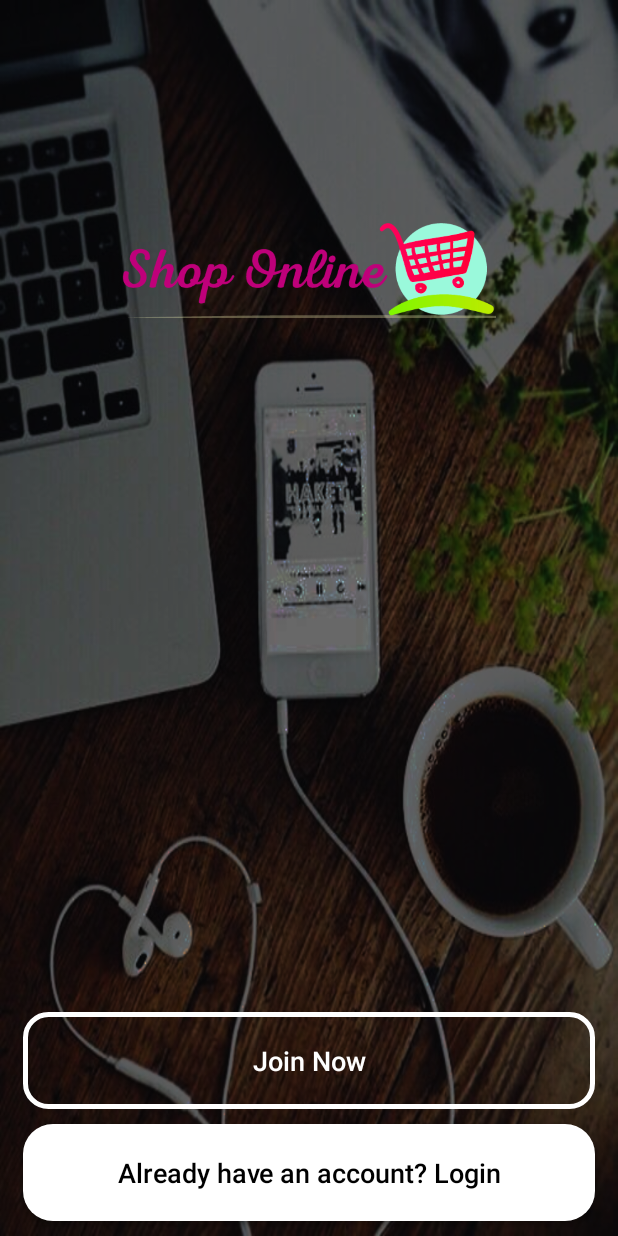
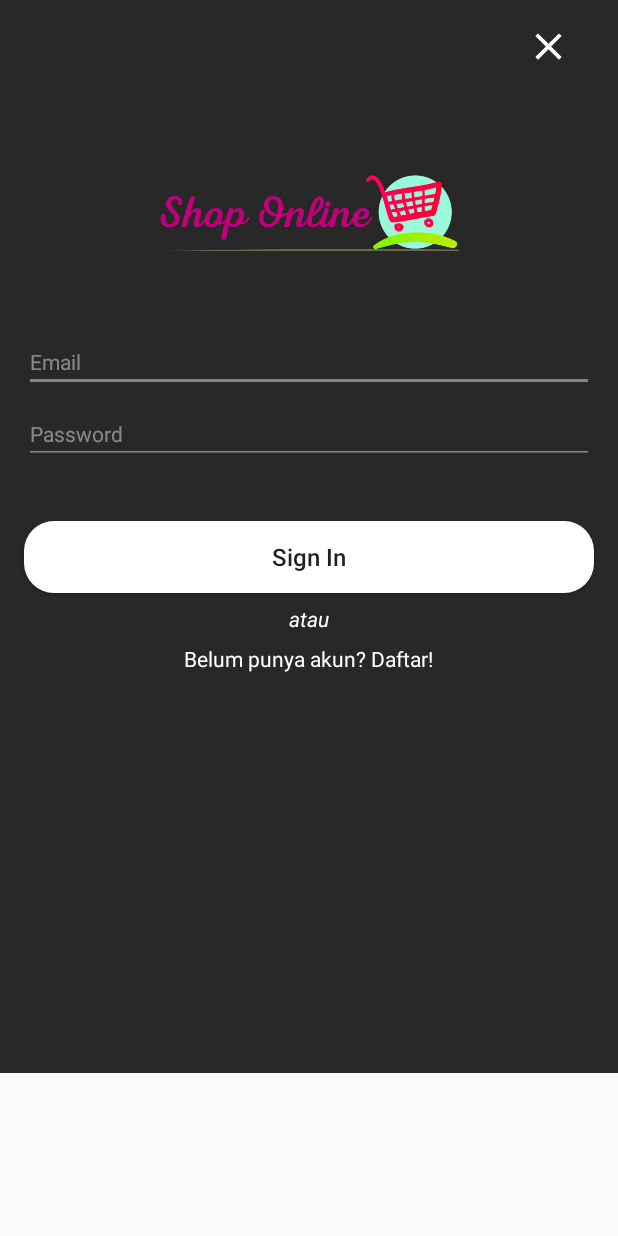
Before and after one commit to smkn5malang/smkcoding_etronik, an Android app: the screen it shows after launch (MainActivity before the commit, RegisterActivity after it), on a phone screen of 412 x 824 dp. Run offline under Robolectric (Android 15) with nearby library versions, the phone set to English and light mode, and no system bars.

Commit message:
Login / Register 2

```diff
--- a/app/build.gradle
+++ b/app/build.gradle
@@ -22,6 +22,7 @@ dependencies {
     implementation fileTree(dir: 'libs', include: ['*.jar'])
     implementation 'com.android.support:appcompat-v7:28.0.0'
     implementation 'com.android.support.constraint:constraint-layout:1.1.3'
+    implementation 'com.android.support:design:28.0.0'
     testImplementation 'junit:junit:4.12'
     androidTestImplementation 'com.android.support.test:runner:1.0.2'
     androidTestImplementation 'com.android.support.test.espresso:espresso-core:3.0.2'
--- a/app/src/main/AndroidManifest.xml
+++ b/app/src/main/AndroidManifest.xml
@@ -9,7 +9,8 @@
         android:roundIcon="@mipmap/ic_launcher_round"
         android:supportsRtl="true"
         android:theme="@style/AppTheme">
-        <activity android:name=".LoginActivity"></activity>
+        <activity android:name=".RegisterActivity"></activity>
+        <activity android:name=".LoginActivity" />
         <activity
             android:name=".SplashActivity"
             android:theme="@style/SplashTheme">
@@ -19,7 +20,7 @@
                 <category android:name="android.intent.category.LAUNCHER" />
             </intent-filter>
         </activity>
-        <activity android:name=".MainActivity"></activity>
+        <activity android:name=".MainActivity" />
     </application>
 
 </manifest>
--- a/app/src/main/java/com/example/e_tronik/MainActivity.java
+++ b/app/src/main/java/com/example/e_tronik/MainActivity.java
@@ -1,13 +1,17 @@
 package com.example.e_tronik;
 
+import android.content.Intent;
 import android.support.v7.app.AppCompatActivity;
 import android.os.Bundle;
+import android.view.View;
+import android.widget.Button;
 
 public class MainActivity extends AppCompatActivity {
-
+    Button loginBtn, joinNowBtn;
     @Override
     protected void onCreate(Bundle savedInstanceState) {
         super.onCreate(savedInstanceState);
         setContentView(R.layout.activity_main);
+
     }
 }
--- /dev/null
+++ b/app/src/main/java/com/example/e_tronik/RegisterActivity.java
@@ -0,0 +1,26 @@
+package com.example.e_tronik;
+
+import android.support.v4.app.Fragment;
+import android.support.v4.app.FragmentTransaction;
+import android.support.v7.app.AppCompatActivity;
+import android.os.Bundle;
+import android.widget.FrameLayout;
+
+public class RegisterActivity extends AppCompatActivity {
+
+    private FrameLayout frameLayout;
+    @Override
+    protected void onCreate(Bundle savedInstanceState) {
+        super.onCreate(savedInstanceState);
+        setContentView(R.layout.activity_register);
+        frameLayout = findViewById(R.id.register_frame);
+        setFragment(new SignInFragment());
+    }
+
+    private void setFragment(Fragment fragment) {
+        FragmentTransaction fragmentTransaction = getSupportFragmentManager().beginTransaction();
+        fragmentTransaction.replace(frameLayout.getId(), fragment);
+        fragmentTransaction.commit();
+
+    }
+}
--- /dev/null
+++ b/app/src/main/java/com/example/e_tronik/SignInFragment.java
@@ -0,0 +1,55 @@
+package com.example.e_tronik;
+
+
+import android.os.Bundle;
+import android.support.annotation.NonNull;
+import android.support.annotation.Nullable;
+import android.support.v4.app.Fragment;
+import android.support.v4.app.FragmentTransaction;
+import android.view.LayoutInflater;
+import android.view.View;
+import android.view.ViewGroup;
+import android.widget.FrameLayout;
+import android.widget.TextView;
+
+
+/**
+ * A simple {@link Fragment} subclass.
+ */
+public class SignInFragment extends Fragment {
+
+
+    public SignInFragment() {
+        // Required empty public constructor
+    }
+
+    private TextView register;
+    private FrameLayout parentFrameLayout;
+
+    @Override
+    public View onCreateView(LayoutInflater inflater, ViewGroup container,
+                             Bundle savedInstanceState) {
+        // Inflate the layout for this fragment
+        View view = inflater.inflate(R.layout.fragment_sign_in, container, false);
+        register = view.findViewById(R.id.register);
+        parentFrameLayout = getActivity().findViewById(R.id.register_frame);
+        return view;
+    }
+
+    @Override
+    public void onViewCreated(@NonNull View view, @Nullable Bundle savedInstanceState) {
+        super.onViewCreated(view, savedInstanceState);
+        register.setOnClickListener(new View.OnClickListener() {
+            @Override
+            public void onClick(View v) {
+                setFragment(new SignUpFragment());
+            }
+        });
+    }
+
+    private void setFragment(Fragment fragment) {
+        FragmentTransaction fragmentTransaction = getActivity().getSupportFragmentManager().beginTransaction();
+        fragmentTransaction.replace(parentFrameLayout.getId(), fragment);
+        fragmentTransaction.commit();
+    }
+}
--- a/app/src/main/java/com/example/e_tronik/SplashActivity.java
+++ b/app/src/main/java/com/example/e_tronik/SplashActivity.java
@@ -12,7 +12,7 @@ public class SplashActivity extends AppCompatActivity {
         super.onCreate(savedInstanceState);
         setContentView(R.layout.activity_splash);
         SystemClock.sleep(3000);
-        Intent mainIntent = new Intent(this, MainActivity.class);
+        Intent mainIntent = new Intent(this, RegisterActivity.class);
         startActivity(mainIntent);
         finish();
     }
--- /dev/null
+++ b/app/src/main/res/drawable/ic_clear_black_24dp.xml
@@ -0,0 +1,5 @@
+<vector android:height="30dp" android:tint="#FFFFFF"
+    android:viewportHeight="24.0" android:viewportWidth="24.0"
+    android:width="30dp" xmlns:android="http://schemas.android.com/apk/res/android">
+    <path android:fillColor="#FF000000" android:pathData="M19,6.41L17.59,5 12,10.59 6.41,5 5,6.41 10.59,12 5,17.59 6.41,19 12,13.41 17.59,19 19,17.59 13.41,12z"/>
+</vector>
--- a/app/src/main/res/layout/activity_main.xml
+++ b/app/src/main/res/layout/activity_main.xml
@@ -5,44 +5,6 @@
     android:layout_width="match_parent"
     android:layout_height="match_parent"
     tools:context=".MainActivity"
-    android:background="@drawable/welcome">
+    >
 
-    <ImageView
-        android:id="@+id/logo_main"
-        android:layout_width="250dp"
-        android:layout_marginTop="100dp"
-        android:layout_height="wrap_content"
-        android:src="@drawable/applogo"
-        android:layout_centerHorizontal="true"/>
-    <Button
-        android:id="@+id/main_login_now_btn"
-        android:layout_width="match_parent"
-        android:layout_height="wrap_content"
-        android:layout_alignParentLeft="true"
-        android:layout_alignParentBottom="true"
-        android:layout_marginBottom="10dp"
-        android:layout_marginLeft="15dp"
-        android:layout_marginRight="15dp"
-        android:background="@drawable/btn_round_white"
-        android:padding="20dp"
-        android:textAllCaps="false"
-        android:textSize="18sp"
-        android:text="Already have an account? Login"
-        android:textColor="#000"
-        />
-    <Button
-        android:id="@+id/main_join_now_btn"
-        android:layout_width="match_parent"
-        android:layout_height="wrap_content"
-        android:layout_marginBottom="10dp"
-        android:layout_marginLeft="15dp"
-        android:layout_marginRight="15dp"
-        android:background="@drawable/input_design_white"
-        android:padding="20dp"
-        android:textAllCaps="false"
-        android:textSize="18sp"
-        android:layout_above="@+id/main_login_now_btn"
-        android:text="Join Now"
-        android:textColor="#fff"
-        />
 </RelativeLayout>
--- /dev/null
+++ b/app/src/main/res/layout/activity_register.xml
@@ -0,0 +1,17 @@
+<?xml version="1.0" encoding="utf-8"?>
+<LinearLayout xmlns:android="http://schemas.android.com/apk/res/android"
+    xmlns:app="http://schemas.android.com/apk/res-auto"
+    xmlns:tools="http://schemas.android.com/tools"
+    android:layout_width="match_parent"
+    android:layout_height="match_parent"
+    tools:context=".RegisterActivity">
+
+    <FrameLayout
+        android:id="@+id/register_frame"
+        android:layout_width="match_parent"
+        android:layout_height="715dp"
+        tools:layout_editor_absoluteX="8dp"
+        tools:layout_editor_absoluteY="8dp">
+
+    </FrameLayout>
+</LinearLayout>
--- a/app/src/main/res/values/strings.xml
+++ b/app/src/main/res/values/strings.xml
@@ -1,3 +1,6 @@
 <resources>
     <string name="app_name">E-Tronik</string>
+
+    <!-- TODO: Remove or change this placeholder text -->
+    <string name="hello_blank_fragment">Hello blank fragment</string>
 </resources>
```
Also changed, not shown: app/src/main/java/com/example/e_tronik/LoginActivity.java (deleted, +0 -13 lines), app/src/main/java/com/example/e_tronik/SignUpFragment.java (added, +50 -0 lines), app/src/main/res/layout/activity_login.xml (deleted, +0 -9 lines), app/src/main/res/layout/fragment_sign_up.xml (added, +120 -0 lines).
